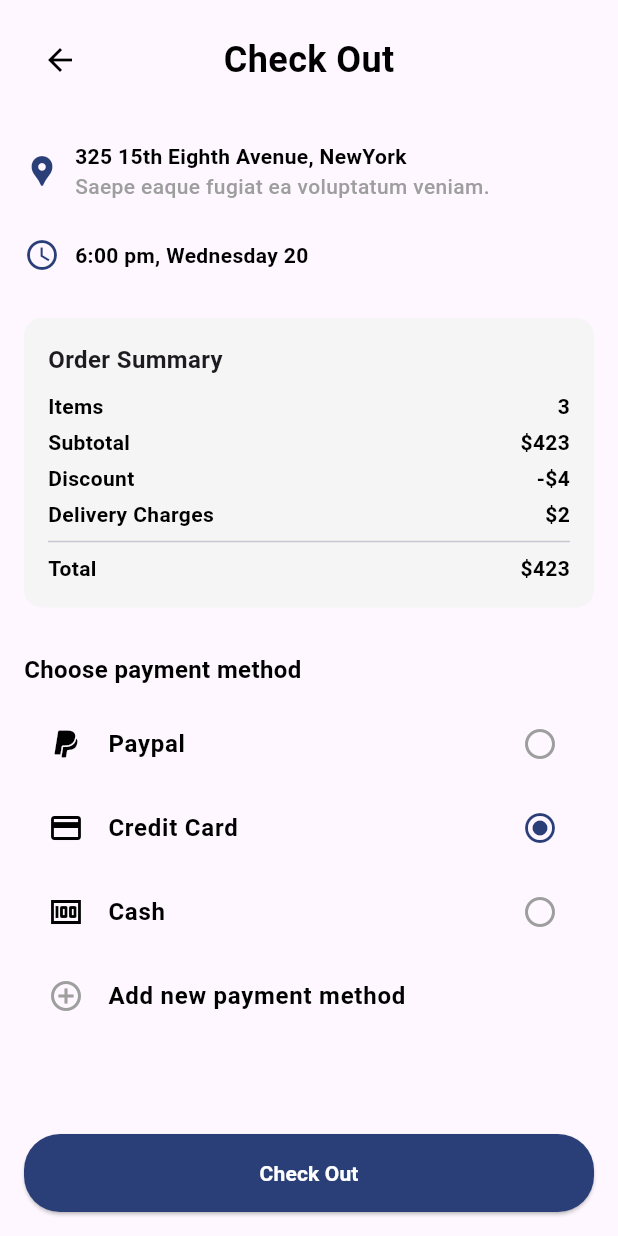
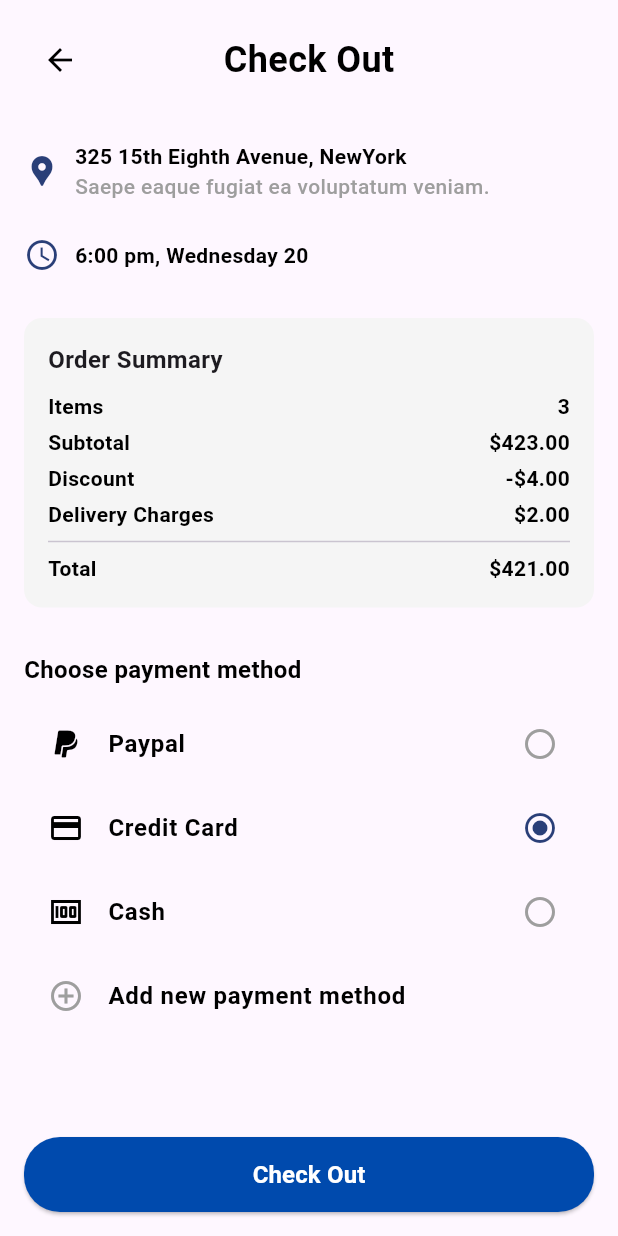
Before and after one commit to Yeabsiramichael5/GDG-Capstone-Project, a Flutter app: the CheckoutPage screen opened directly, on a phone screen of 412 x 824 dp. Run offline on Flutter 3.47's test engine with Material 3 defaults, Android fonts, the phone set to English and light mode, and no system bars.

Commit message:
initial commit

```diff
--- a/lib/main_check_out.dart
+++ b/lib/main_check_out.dart
@@ -1,6 +1,7 @@
 import 'package:flutter/material.dart';
+import 'main_order.dart'; // Navigation to orders
 
-void main() => runApp(MyApp());
+void main() => runApp(const MyApp());
 
 class MyApp extends StatelessWidget {
   const MyApp({super.key});
@@ -25,6 +26,13 @@ class _CheckoutPageState extends State<CheckoutPage> {
   String deliveryTime = '6:00 pm, Wednesday 20';
   final TextEditingController locationController = TextEditingController();
   final TextEditingController timeController = TextEditingController();
+
+  int itemCount = 3;
+  double subtotal = 423.0;
+  double discount = 4.0;
+  double deliveryCharge = 2.0;
+
+  double get total => subtotal - discount + deliveryCharge;
 
   @override
   Widget build(BuildContext context) {
@@ -140,15 +148,28 @@ class _CheckoutPageState extends State<CheckoutPage> {
                           ),
                         ),
                         SizedBox(height: 10),
-                        _orderSummaryRow('Items', '3'),
+                        _orderSummaryRow('Items', '$itemCount'),
                         SizedBox(height: 4),
-                        _orderSummaryRow('Subtotal', '\$423'),
+                        _orderSummaryRow(
+                          'Subtotal',
+                          '\$${subtotal.toStringAsFixed(2)}',
+                        ),
                         SizedBox(height: 4),
-                        _orderSummaryRow('Discount', '-\$4'),
+                        _orderSummaryRow(
+                          'Discount',
+                          '-\$${discount.toStringAsFixed(2)}',
+                        ),
                         SizedBox(height: 4),
-                        _orderSummaryRow('Delivery Charges', '\$2'),
+                        _orderSummaryRow(
+                          'Delivery Charges',
+                          '\$${deliveryCharge.toStringAsFixed(2)}',
+                        ),
                         Divider(),
-                        _orderSummaryRow('Total', '\$423', isTotal: true),
+                        _orderSummaryRow(
+                          'Total',
+                          '\$${total.toStringAsFixed(2)}',
+                          isTotal: true,
+                        ),
                       ],
                     ),
                   ),
@@ -183,20 +204,24 @@ class _CheckoutPageState extends State<CheckoutPage> {
                     width: double.infinity,
                     child: ElevatedButton(
                       onPressed: () {
-                        print("Proceeding with checkout...");
+                        Navigator.push(
+                          context,
+                          MaterialPageRoute(builder: (_) => const OrdersPage()),
+                        );
                       },
                       style: ElevatedButton.styleFrom(
-                        backgroundColor: customBlue,
+                        backgroundColor: const Color(0xFF004AAD),
+                        minimumSize: const Size(double.infinity, 50),
                         shape: RoundedRectangleBorder(
                           borderRadius: BorderRadius.circular(24),
                         ),
-                        padding: EdgeInsets.symmetric(vertical: 16),
                       ),
-                      child: Text(
+                      child: const Text(
                         'Check Out',
                         style: TextStyle(
+                          fontSize: 16,
+                          fontWeight: FontWeight.bold,
                           color: Colors.white,
-                          fontWeight: FontWeight.bold,
                         ),
                       ),
                     ),
```
Also changed, not shown: lib/main_cart.dart (+8 -10 lines), lib/main_order.dart (+12 -10 lines).
